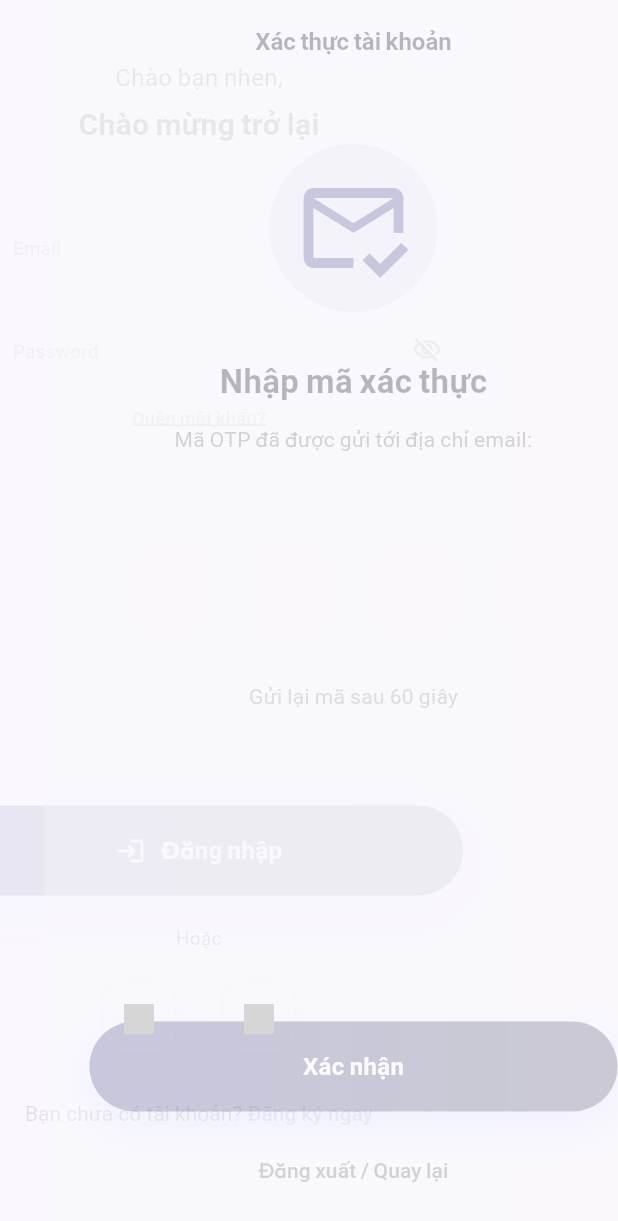
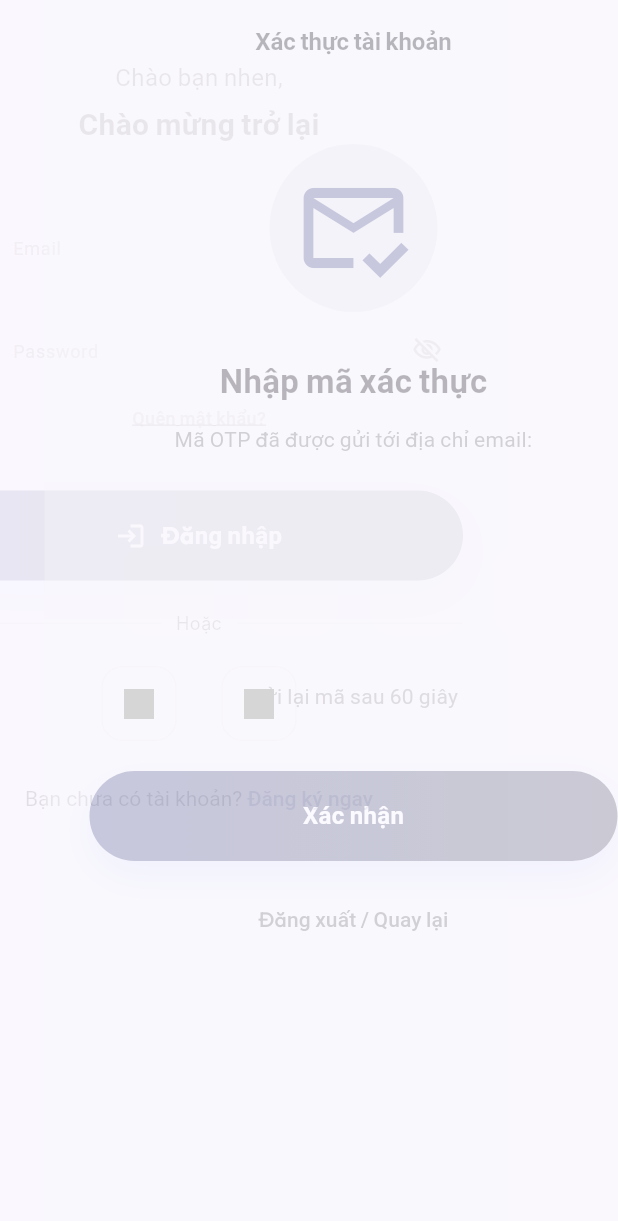
Before and after one commit to thy0805/LapTrinhDiDong, a Flutter app: the EmailVerificationScreen screen opened directly, after a tap on "Đăng xuất / Quay lại", on a phone screen of 412 x 824 dp. Shown: the top 1221 px of the screen. Run offline on Flutter 3.47's test engine with Material 3 defaults, Android fonts, the light colour scheme and no system bars; our stand-ins replace camera, cloud_firestore, file_picker, firebase_auth, firebase_core, firebase_storage and 14 more; missing offline and left inert: alarm, flutter_background, flutter_facebook_auth, google_mlkit_pose_detection, health, mailer; accounts and stored records are empty; network calls fail; Roboto replaces fonts that are missing (Inter, Poppins); project files that could hold a hidden picture were left out; grey boxes are pictures that could not be loaded.

Commit message:
Fix: Minor UI, UX, and memory leak improvements across modules

```diff
--- a/nutrifit/lib/main.dart
+++ b/nutrifit/lib/main.dart
@@ -1,4 +1,5 @@
 import 'package:flutter/material.dart';
+import 'package:flutter/services.dart';
 import 'package:firebase_core/firebase_core.dart';
 import 'package:get/get.dart';
 import 'package:alarm/alarm.dart';
@@ -15,6 +16,10 @@ import 'core/theme/theme_controller.dart';
 void main() async {
   try {
     WidgetsFlutterBinding.ensureInitialized();
+    await SystemChrome.setPreferredOrientations([
+      DeviceOrientation.portraitUp,
+      DeviceOrientation.portraitDown,
+    ]);
     await Firebase.initializeApp();
     await Hive.initFlutter();
     await Hive.openBox('security_settings');
--- a/nutrifit/lib/modules/auth/controllers/auth_controller.dart
+++ b/nutrifit/lib/modules/auth/controllers/auth_controller.dart
@@ -19,6 +19,12 @@ import 'package:nutrifit/modules/main/target/workout/controllers/activity_contro
 import 'package:nutrifit/modules/main/target/workout/controllers/workout_controller.dart';
 import 'package:nutrifit/modules/main/home/controllers/notification_controller.dart';
 import 'package:nutrifit/modules/main/home/controllers/home_controller.dart';
+import 'package:nutrifit/modules/main/profile/controllers/profile_controller.dart';
+import 'package:nutrifit/modules/main/profile/controllers/security_controller.dart';
+import 'package:nutrifit/modules/main/target/other/controllers/target_controller.dart';
+import 'package:nutrifit/modules/main/progress/controllers/progress_controller.dart';
+import 'package:nutrifit/modules/main/home/controllers/ai_assistant_controller.dart';
+import 'package:nutrifit/modules/main/target/nutrition/controllers/ai_scanner_controller.dart';
 
 class AuthController extends GetxController {
   static AuthController instance = Get.find();
@@ -249,6 +255,13 @@ class AuthController extends GetxController {
     await GoogleSignIn().signOut();
     await FacebookAuth.instance.logOut();
     userData.clear();
+    if (Hive.isBoxOpen('cached_intake')) {
+      await Hive.box('cached_intake').clear();
+    } else {
+      var box = await Hive.openBox('cached_intake');
+      await box.clear();
+      await box.close();
+    }
     Get.delete<HealthService>();
     Get.delete<SleepController>();
     Get.delete<NutritionController>();
@@ -256,6 +269,14 @@ class AuthController extends GetxController {
     Get.delete<WorkoutController>();
     Get.delete<NotificationController>();
     Get.delete<HomeController>();
+    Get.delete<ProfileController>();
+    Get.delete<SecurityController>();
+    Get.delete<TargetController>();
+    Get.delete<ProgressController>();
+    Get.delete<AiAssistantController>();
+    Get.delete<AiScannerController>();
+    Get.delete<MainScreenController>();
+    Get.delete<TargetTabController>();
     Get.offAll(() => const LoginPage());
   }
 
--- a/nutrifit/lib/modules/auth/views/email_verification_screen.dart
+++ b/nutrifit/lib/modules/auth/views/email_verification_screen.dart
@@ -157,7 +157,7 @@ class _EmailVerificationScreenState extends State<EmailVerificationScreen> {
         automaticallyImplyLeading: false,
       ),
       body: SafeArea(
-        child: Padding(
+        child: SingleChildScrollView(
           padding: const EdgeInsets.symmetric(horizontal: 30.0, vertical: 20.0),
           child: Column(
             crossAxisAlignment: CrossAxisAlignment.center,
@@ -225,7 +225,7 @@ class _EmailVerificationScreenState extends State<EmailVerificationScreen> {
                         ),
                       ),
                     ),
-              const Spacer(),
+              const SizedBox(height: 40),
               GestureDetector(
                 onTap: _verifyOtp,
                 child: Container(
--- a/nutrifit/lib/modules/auth/views/login_screen.dart
+++ b/nutrifit/lib/modules/auth/views/login_screen.dart
@@ -9,12 +9,13 @@ class LoginPage extends StatelessWidget {
   @override
   Widget build(BuildContext context) {
     final AuthController authController = Get.put(AuthController());
+    final RxBool obscurePassword = true.obs;
 
     return Scaffold(
       backgroundColor: Get.theme.scaffoldBackgroundColor,
       body: SafeArea(
         child: SingleChildScrollView(
-          padding: EdgeInsets.symmetric(horizontal: 30.0, vertical: 40.0),
+          padding: const EdgeInsets.symmetric(horizontal: 30.0, vertical: 40.0),
           child: Column(
             crossAxisAlignment: CrossAxisAlignment.center,
             children: [
@@ -44,13 +45,14 @@ class LoginPage extends StatelessWidget {
                 controller: authController.loginEmailController,
               ),
               SizedBox(height: 15),
-              _taoOTextForm(
+              Obx(() => _taoOTextForm(
                 goiY: "Password",
                 bieuTuong: Icons.lock_outline,
                 laMatKhau: true,
-                bieuTuongCuoi: Icons.visibility_off_outlined,
+                hidePassword: obscurePassword.value,
+                onSuffixIconPressed: obscurePassword.toggle,
                 controller: authController.loginPasswordController,
-              ),
+              )),
               SizedBox(height: 10),
               Align(
                 alignment: Alignment.center,
@@ -65,7 +67,7 @@ class LoginPage extends StatelessWidget {
                   ),
                 ),
               ),
-              SizedBox(height: 250),
+              SizedBox(height: 40),
               GestureDetector(
                 onTap: () {
                   authController.login();
@@ -179,7 +181,8 @@ class LoginPage extends StatelessWidget {
     required String goiY,
     required IconData bieuTuong,
     bool laMatKhau = false,
-    IconData? bieuTuongCuoi,
+    bool hidePassword = false,
+    VoidCallback? onSuffixIconPressed,
     TextEditingController? controller,
   }) {
     return Container(
@@ -189,20 +192,27 @@ class LoginPage extends StatelessWidget {
       ),
       child: TextField(
         controller: controller,
-        obscureText: laMatKhau,
+        obscureText: laMatKhau ? hidePassword : false,
         decoration: InputDecoration(
           hintText: goiY,
-          hintStyle: TextStyle(
+          hintStyle: const TextStyle(
             color: Color(0xFFACA3A5),
             fontSize: 12,
             fontFamily: 'Poppins',
           ),
-          prefixIcon: Icon(bieuTuong, color: Color(0xFF7B6F72), size: 20),
-          suffixIcon: bieuTuongCuoi != null
-              ? Icon(bieuTuongCuoi, color: Color(0xFF7B6F72), size: 20)
+          prefixIcon: Icon(bieuTuong, color: const Color(0xFF7B6F72), size: 20),
+          suffixIcon: laMatKhau
+              ? IconButton(
+                  icon: Icon(
+                    hidePassword ? Icons.visibility_off_outlined : Icons.visibility_outlined,
+                    color: const Color(0xFF7B6F72),
+                    size: 20,
+                  ),
+                  onPressed: onSuffixIconPressed,
+                )
               : null,
           border: InputBorder.none,
-          contentPadding: EdgeInsets.symmetric(vertical: 15),
+          contentPadding: const EdgeInsets.symmetric(vertical: 15),
         ),
       ),
     );
--- a/nutrifit/lib/modules/main/home/controllers/notification_controller.dart
+++ b/nutrifit/lib/modules/main/home/controllers/notification_controller.dart
@@ -95,6 +95,7 @@ class NotificationController extends GetxController {
         assetAudioPath: 'assets/audio/silent.mp3',
         loopAudio: false,
         vibrate: false,
+        warningNotificationOnKill: false,
         volumeSettings: VolumeSettings.fade(
           volume: 0.0,
           fadeDuration: const Duration(seconds: 1),
@@ -124,6 +125,7 @@ class NotificationController extends GetxController {
         loopAudio: false,
         vibrate: false,
         androidFullScreenIntent: false,
+        warningNotificationOnKill: false,
         volumeSettings: VolumeSettings.fade(
           volume: 0.0,
           fadeDuration: const Duration(seconds: 1),
--- a/nutrifit/lib/modules/main/target/sleep/controllers/sleep_controller.dart
+++ b/nutrifit/lib/modules/main/target/sleep/controllers/sleep_controller.dart
@@ -494,6 +494,7 @@ class SleepController extends GetxController with WidgetsBindingObserver {
       loopAudio: true,
       vibrate: isVibrate,
       androidFullScreenIntent: true,
+      warningNotificationOnKill: false,
       volumeSettings: VolumeSettings.fade(
         volume: 0.8,
         fadeDuration: Duration(seconds: 3),
@@ -526,6 +527,7 @@ class SleepController extends GetxController with WidgetsBindingObserver {
       assetAudioPath: 'assets/audio/silent.mp3',
       loopAudio: false,
       vibrate: false,
+      warningNotificationOnKill: false,
       volumeSettings: VolumeSettings.fade(
         volume: 0.0,
         fadeDuration: Duration(seconds: 1),
```
Also changed, not shown: nutrifit/lib/modules/auth/views/register_screen_1.dart (+17 -6 lines), nutrifit/lib/modules/main/profile/controllers/profile_controller.dart (+2 -7 lines), nutrifit_admin/lib/modules/layout/views/admin_layout.dart (+9 -0 lines), 1 other file.
